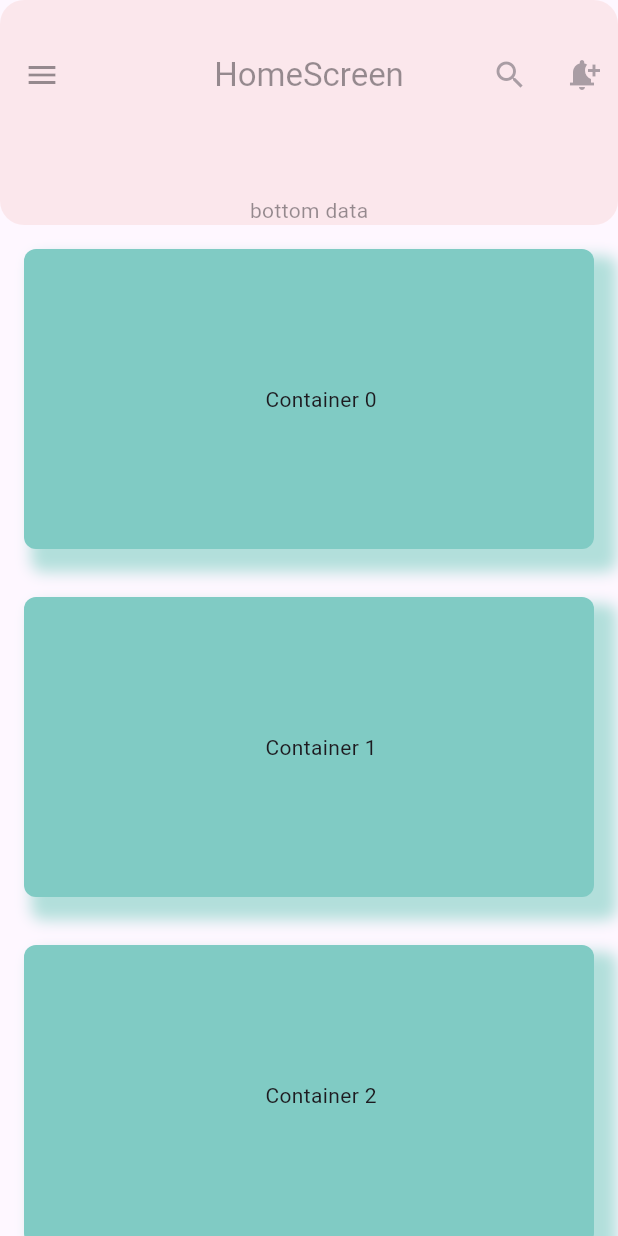
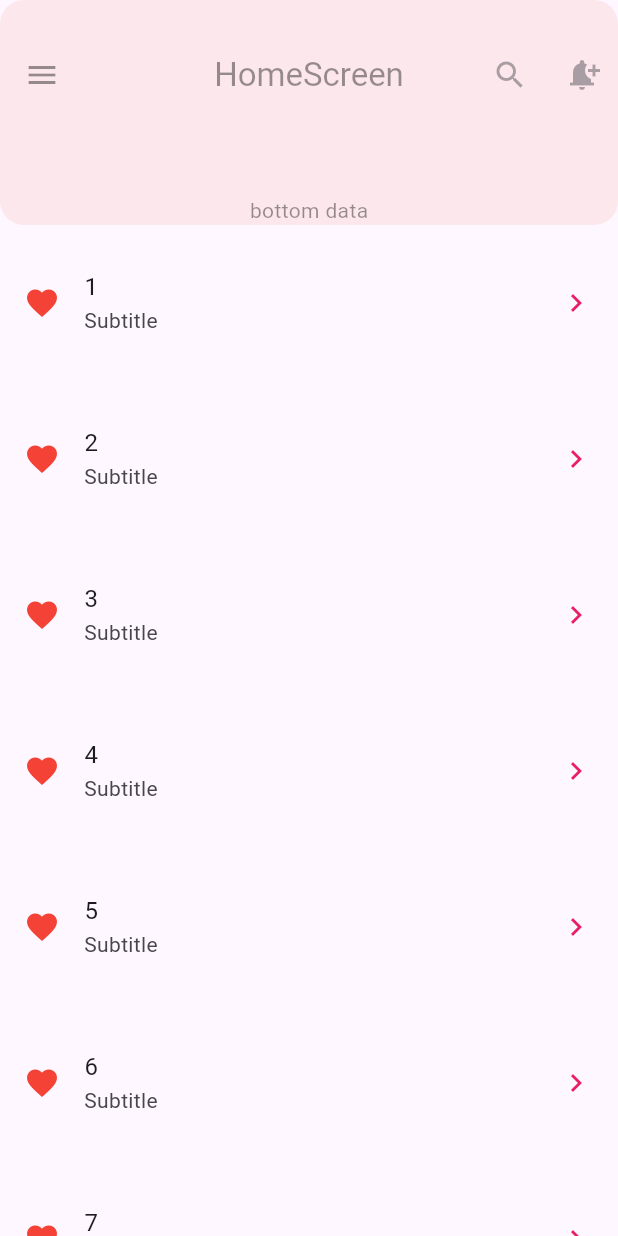
Before and after one commit to rddewan/flutter-beginner-course, a Flutter app: the screen it shows after launch, on a phone screen of 412 x 824 dp. Run offline on Flutter 3.47's test engine with Material 3 defaults, Android fonts, the phone set to English and light mode, and no system bars.

Commit message:
list Tile widget

```diff
--- /dev/null
+++ b/flutter_basic/lib/screen/widget/home/list_tile_widget.dart
@@ -0,0 +1,44 @@
+
+
+import 'package:flutter/material.dart';
+
+class ListTileWidget extends StatefulWidget {
+  final String text;
+  const ListTileWidget({super.key, required this.text});
+
+  @override
+  State<ListTileWidget> createState() => _ListTileWidgetState();
+}
+
+class _ListTileWidgetState extends State<ListTileWidget> {
+  bool selected = false;
+
+  void _isSelected(String value) {
+    if (value == widget.text) {
+      setState(() {
+        selected = !selected;
+      });
+    }
+  }
+
+  @override
+  Widget build(BuildContext context) {
+    return  Padding(
+      padding: const EdgeInsets.all(8.0),
+      child: ListTile(
+        title: Text(widget.text),
+        subtitle: const Text('Subtitle '),
+        leading: const Icon(Icons.favorite, color: Colors.red,),
+        trailing: const Icon(Icons.chevron_right, color: Colors.pink,),
+        selected: selected,
+        selectedColor: Colors.blue,
+        selectedTileColor: Colors.amber.shade100,
+        contentPadding: const EdgeInsets.all(8.0),
+        onTap: () {
+          debugPrint(widget.text);
+          _isSelected(widget.text);
+        }
+      ),
+    );
+  }
+}
--- a/flutter_basic/lib/screen/widget/home/list_view_builder_widget.dart
+++ b/flutter_basic/lib/screen/widget/home/list_view_builder_widget.dart
@@ -2,6 +2,7 @@
 
 import 'package:flutter/material.dart';
 import 'package:flutter_basic/screen/widget/home/container_widget.dart';
+import 'package:flutter_basic/screen/widget/home/list_tile_widget.dart';
 
 class ListViewBuilderWidget extends StatefulWidget {
   const ListViewBuilderWidget({super.key});
@@ -46,7 +47,7 @@ class _ListViewBuilderWidgetState extends State<ListViewBuilderWidget> {
       controller: _scrollController,
       reverse: false,
       itemBuilder: (context, index) {
-        return  ContinerWidget(text: 'Container $index',);
+        return ListTileWidget(text: '${index + 1}');
       },
     );
   }
```
